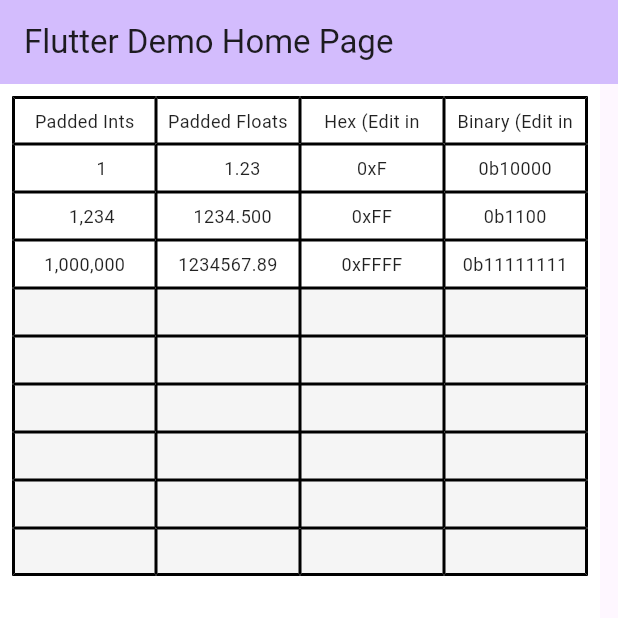
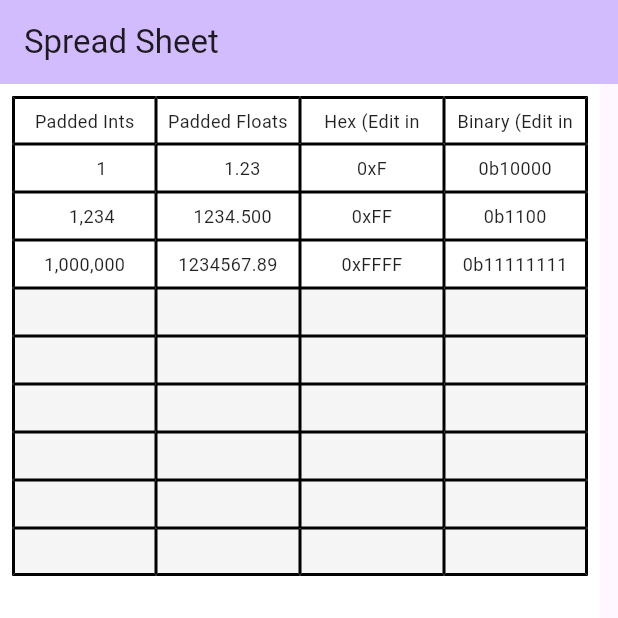
Before and after one commit to asarangaram/cl_spreadsheet, a Flutter app: the screen it shows after launch, on a phone screen of 412 x 824 dp, the top half of it. Run offline on Flutter 3.47's test engine with Material 3 defaults, Android fonts, the phone set to English and light mode, and no system bars; our stand-ins replace stack_trace; missing offline and left inert: minimal_mvn, sqlite_async.

Commit message:
refactor: Update app title and remove unnecessary comments in main.dart

```diff
--- a/lib/main.dart
+++ b/lib/main.dart
@@ -8,45 +8,20 @@ void main() {
 class MyApp extends StatelessWidget {
   const MyApp({super.key});
 
-  // This widget is the root of your application.
   @override
   Widget build(BuildContext context) {
     return MaterialApp(
-      title: 'Flutter Demo',
+      title: 'Spread Sheet',
       theme: ThemeData(
-        // This is the theme of your application.
-        //
-        // TRY THIS: Try running your application with "flutter run". You'll see
-        // the application has a purple toolbar. Then, without quitting the app,
-        // try changing the seedColor in the colorScheme below to Colors.green
-        // and then invoke "hot reload" (save your changes or press the "hot
-        // reload" button in a Flutter-supported IDE, or press "r" if you used
-        // the command line to start the app).
-        //
-        // Notice that the counter didn't reset back to zero; the application
-        // state is not lost during the reload. To reset the state, use hot
-        // restart instead.
-        //
-        // This works for code too, not just values: Most code changes can be
-        // tested with just a hot reload.
         colorScheme: ColorScheme.fromSeed(seedColor: Colors.deepPurple),
       ),
-      home: const MyHomePage(title: 'Flutter Demo Home Page'),
+      home: const MyHomePage(title: 'Spread Sheet'),
     );
   }
 }
 
 class MyHomePage extends StatefulWidget {
   const MyHomePage({super.key, required this.title});
-
-  // This widget is the home page of your application. It is stateful, meaning
-  // that it has a State object (defined below) that contains fields that affect
-  // how it looks.
-
-  // This class is the configuration for the state. It holds the values (in this
-  // case the title) provided by the parent (in this case the App widget) and
-  // used by the build method of the State. Fields in a Widget subclass are
-  // always marked "final".
 
   final String title;
 
@@ -59,12 +34,7 @@ class _MyHomePageState extends State<MyHomePage> {
   Widget build(BuildContext context) {
     return Scaffold(
       appBar: AppBar(
-        // TRY THIS: Try changing the color here to a specific color (to
-        // Colors.amber, perhaps?) and trigger a hot reload to see the AppBar
-        // change color while the other colors stay the same.
         backgroundColor: Theme.of(context).colorScheme.inversePrimary,
-        // Here we take the value from the MyHomePage object that was created by
-        // the App.build method, and use it to set our appbar title.
         title: Text(widget.title),
       ),
       body: GridExampleScreen(),
```
